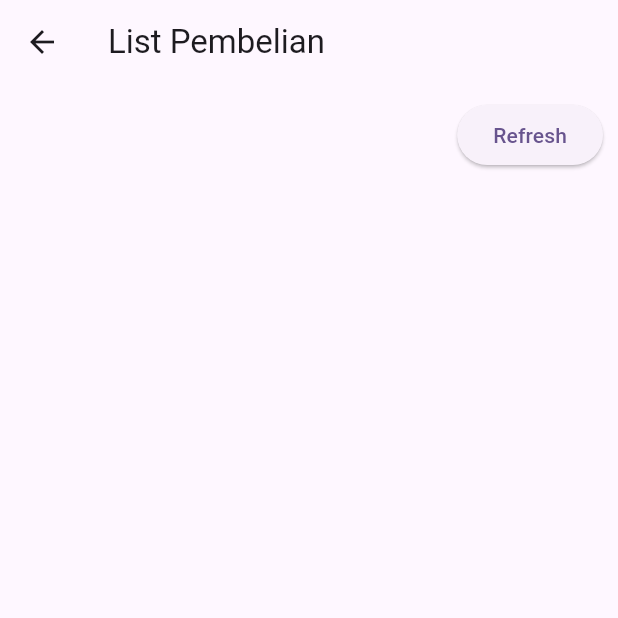
After one commit to byMann/myMarket, a Flutter app: the HomeCustomer screen opened by its route, in the side drawer, after a tap on "Orders", on a phone screen of 412 x 824 dp, the top half of it. The commit adds this screen. Run offline on Flutter 3.47's test engine with Material 3 defaults, Android fonts, the phone set to English and light mode, and no system bars; our stand-ins replace flutter_dotenv, image_picker, shared_preferences, sqflite; missing offline and left inert: midtrans_sdk; accounts and stored records are empty; network calls fail.

```diff
--- a/my_market_app/lib/main.dart
+++ b/my_market_app/lib/main.dart
@@ -3,6 +3,7 @@ import 'package:my_market_app/helper/user_helper.dart' as user_helper;
 import 'package:my_market_app/screen/ChangePass.dart';
 import 'package:my_market_app/screen/InfoAkun.dart';
 import 'package:my_market_app/screen/pembeli/akuncust.dart';
+import 'package:my_market_app/screen/pembeli/list-pembelian.dart';
 import 'package:my_market_app/screen/pembeli/viewcart.dart';
 import 'package:my_market_app/screen/penjual/tambahproduk.dart';
 
@@ -19,9 +20,13 @@ import 'package:my_market_app/screen/penjual/produkpenjual.dart';
 import 'package:my_market_app/screen/penjual/akunpenjual.dart';
 
 import 'package:my_market_app/screen/daftarchat.dart';
+import 'package:flutter_dotenv/flutter_dotenv.dart';
 
 void main() async {
   WidgetsFlutterBinding.ensureInitialized();
+  await dotenv.load();
+  print('All loaded env vars:');
+  dotenv.env.forEach((k, v) => print('$k = $v'));
 
   bool isLoggedIn = await user_helper.isLoggedIn();
   String role = await user_helper.getUserRole();
@@ -61,6 +66,7 @@ class MyApp extends StatelessWidget {
         'homecustomer': (context) => const HomeCustomer(),
         'akunpembeli': (context) => const AkunCust(),
         'cart': (context) => const ViewCart(),
+        'listpembelian': (context) => const ListPembelian(),
 
         // Penjual
         'homepenjual': (context) => const HomePenjual(),
--- a/my_market_app/lib/screen/pembeli/homecustomer.dart
+++ b/my_market_app/lib/screen/pembeli/homecustomer.dart
@@ -251,6 +251,13 @@ class _HomeCustomerState extends State<HomeCustomer> {
             title: const Text("Cart"),
             onTap: () => Navigator.pushNamed(context, "cart"),
           ),
+          ListTile(
+            leading: const Icon(Icons.shopping_basket),
+            title: const Text("Orders"),
+            onTap: () {
+              Navigator.pushNamed(context, 'listpembelian');
+            },
+          ),
           ExpansionTile(
             leading: Icon(Icons.settings),
             title: Text('Settings'),
--- /dev/null
+++ b/my_market_app/lib/screen/pembeli/list-pembelian.dart
@@ -0,0 +1,132 @@
+import 'dart:convert';
+
+import 'package:flutter/material.dart';
+import 'package:http/http.dart' as http;
+import 'package:my_market_app/class/pembelian.dart';
+import 'package:my_market_app/helper/cart.dart';
+import 'package:intl/intl.dart';
+import 'package:my_market_app/helper/user_helper.dart' as user_helper;
+
+class ListPembelian extends StatefulWidget {
+  const ListPembelian({super.key});
+
+  @override
+  State<ListPembelian> createState() => _ListPembelianState();
+}
+
+class _ListPembelianState extends State<ListPembelian> {
+  List<Pembelian> listPembelian = [];
+
+  void loadOrders() async {
+    try {
+      final idPengguna = await user_helper.getUserId();
+      final response = await http.post(
+        Uri.parse(
+          "https://ubaya.xyz/flutter/160422065/project/listpembelian.php",
+        ),
+        body: {
+          'id_pengguna': idPengguna.toString()
+        },
+      );
+      if (response.statusCode == 200) {
+        Map json = jsonDecode(response.body);
+        if (json['result'] == 'success') {
+          setState(() {
+            listPembelian.clear();
+            for (var item in json['data']) {
+              listPembelian.add(Pembelian.fromJson(item));
+            }
+          });
+        }
+      }
+    } catch (e) {
+      print("Error fetching data: $e");
+    }
+  }
+
+  Widget itemPembelian(List<Pembelian> pembelians) {
+    return ListView.builder(
+      itemCount: pembelians.length,
+      itemBuilder: (context, index) {
+        final pembelian = pembelians[index];
+
+        return Card(
+          margin: const EdgeInsets.all(10),
+          child: Padding(
+            padding: EdgeInsets.symmetric(vertical: 6, horizontal: 10),
+            child: ListTile(
+              title: Text('ID: ${pembelian.id} - Status: ${pembelian.status}'),
+              subtitle: Column(
+                crossAxisAlignment: CrossAxisAlignment.start,
+                children: [
+                  Text(NumberFormat.currency(
+                    locale: 'id_ID',
+                    symbol: 'Rp ',
+                    decimalDigits: 0,
+                  ).format(pembelian.total)),
+                  Text('Tanggal: ${pembelian.tanggal}'),
+                  if (pembelian.payment_type != null)
+                    Text('Metode: ${pembelian.payment_type}'),
+                  const SizedBox(height: 8),
+                  if (pembelian.status == 'failed')
+                    ElevatedButton(
+                      onPressed: () {
+                        // TODO: Call your createSnapToken() function here
+                        print('Create Snap Token for ID ${pembelian.id}');
+                      },
+                      child: const Text('Ulangi Pembayaran'),
+                    ),
+                  if (pembelian.status == 'pending')
+                    ElevatedButton(
+                      onPressed: () {
+                        // TODO: Call your payNow() function here
+                        print('Pay Now for ID ${pembelian.id}');
+                      },
+                      child: const Text('Bayar Sekarang'),
+                    ),
+                ],
+              ),
+            ),
+          ),
+        );
+      },
+    );
+  }
+
+  @override
+  void initState() {
+    loadOrders();
+  }
+
+  @override
+  Widget build(BuildContext context) {
+    return Scaffold(
+      appBar: AppBar(title: Text("List Pembelian")),
+      body: SingleChildScrollView(
+        child: Padding(
+            padding: EdgeInsets.symmetric(vertical: 10, horizontal: 10),
+            child: Column(
+              children: [
+                Row(
+                  mainAxisAlignment: MainAxisAlignment.end,
+                  children: [
+                    ElevatedButton(
+                      onPressed: () {
+                        loadOrders();
+                      },
+                      child: Text("Refresh")
+                    )
+                  ]
+                ),
+                SizedBox(height: 18),
+                Container(
+                  height: 700,
+                  child: itemPembelian(listPembelian),
+                )
+              ],
+            )
+        ),
+      ),
+    );
+  }
+}
```
Also changed, not shown: my_market_app/lib/class/pembelian.dart (+15 -3 lines), my_market_app/lib/screen/pembeli/viewcart.dart (+180 -30 lines), my_market_app/pubspec.yaml (+11 -0 lines), 6 other files.
